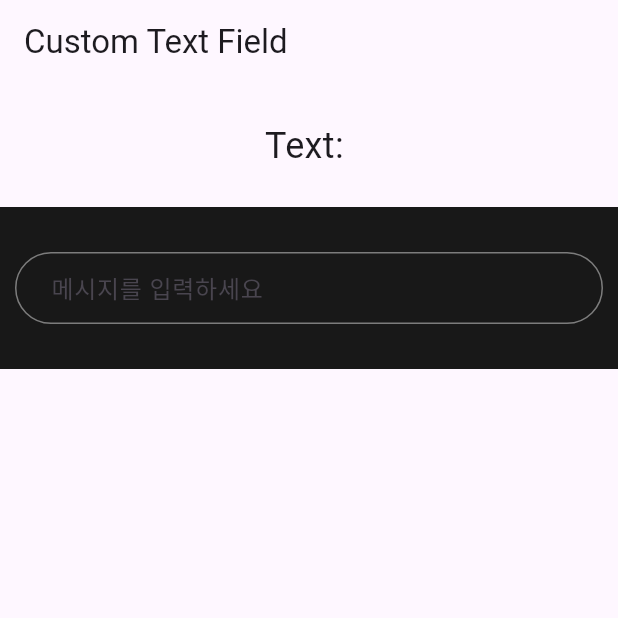
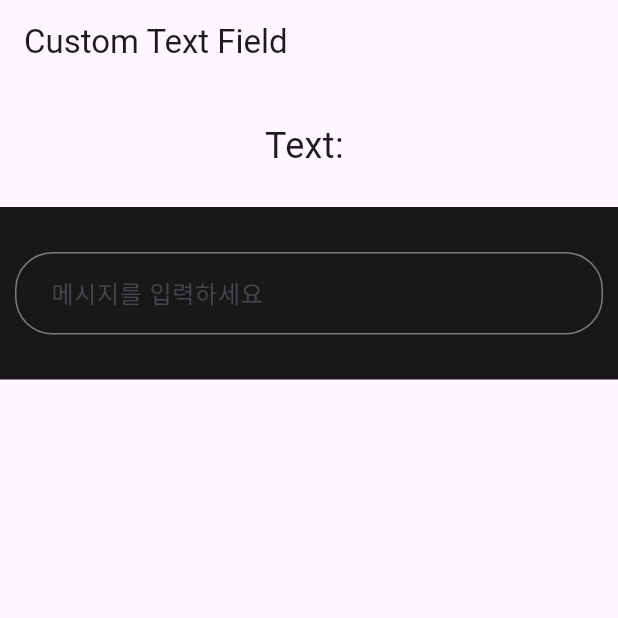
Before and after one commit to Zeroinlee/flutter-custom-widgets, a Flutter app: the screen it shows after launch, on a phone screen of 412 x 824 dp, the top half of it. Run offline on Flutter 3.47's test engine with Material 3 defaults, Android fonts, the phone set to English and light mode, and no system bars.

Commit message:
09.07 16:18

```diff
--- a/flutter_custom_widgets/lib/pages/text_field_page/text_field_page.dart
+++ b/flutter_custom_widgets/lib/pages/text_field_page/text_field_page.dart
@@ -58,9 +58,11 @@ class _TextFieldPageState extends State<TextFieldPage> {
                           controller: _controller,
                           onPressed: () {
                             setState(() {
-                              text = _controller.text;
-                              FocusScope.of(context).unfocus();
-                              _controller.clear();
+                              if (_controller.text.isNotEmpty) {
+                                text = _controller.text;
+                                FocusScope.of(context).unfocus();
+                                _controller.clear();
+                              }
                             });
                           },
                         ),
--- a/flutter_custom_widgets/lib/pages/text_field_page/widgets/message_text_field.dart
+++ b/flutter_custom_widgets/lib/pages/text_field_page/widgets/message_text_field.dart
@@ -20,6 +20,7 @@ class MessageTextField extends StatefulWidget {
     required this.controller,
     required this.onPressed,
     this.hintText,
+    this.inputTextSize,
     this.inputTextColor,
     this.borderColor,
     this.sendButtonIcon,
@@ -29,14 +30,15 @@ class MessageTextField extends StatefulWidget {
   final TextEditingController controller;
   final void Function() onPressed;
 
-  // 입력 텍스트
+  // Input Field
   final String? hintText;
+  final double? inputTextSize;
   final Color? inputTextColor;
 
-  // 테두리
+  // Text Field Border
   final Color? borderColor;
 
-  // 보내기 버튼
+  // Send Button
   final Widget? sendButtonIcon;
   final ButtonStyle? sendButtonStyle;
 
@@ -71,12 +73,13 @@ class _MessageTextFieldState extends State<MessageTextField> {
       controller: widget.controller,
       focusNode: _focusNode,
       onChanged: (value) => setState(() {}),
-      style:
-          TextStyle(fontSize: 16, color: widget.inputTextColor ?? Colors.white),
-      // 입력창
+      // Input Field
+      style: TextStyle(
+          fontSize: widget.inputTextSize ?? 16,
+          color: widget.inputTextColor ?? Colors.white),
       decoration: InputDecoration(
         contentPadding:
-            const EdgeInsets.symmetric(horizontal: 20, vertical: 10),
+            const EdgeInsets.symmetric(horizontal: 20, vertical: 15),
         hintText: widget.hintText ?? '메시지를 입력하세요',
         enabledBorder: OutlineInputBorder(
           borderSide: BorderSide(
@@ -92,7 +95,7 @@ class _MessageTextFieldState extends State<MessageTextField> {
           ),
           borderRadius: BorderRadius.circular(25),
         ),
-        // 보내기 버튼
+        // Send Button
         suffixIcon: Visibility(
           visible: widget.controller.text.isNotEmpty,
           child: Padding(
@@ -101,7 +104,13 @@ class _MessageTextFieldState extends State<MessageTextField> {
               height: 30,
               padding: const EdgeInsets.symmetric(vertical: 8),
               child: IconButton(
-                onPressed: widget.onPressed,
+                onPressed: // () {
+                    widget.onPressed,
+                // setState(() {
+                //   FocusScope.of(context).unfocus();
+                //   widget.controller.clear();
+                // });
+                //},
                 // 이부분 사용자 커스텀 할수있게
                 icon: widget.sendButtonIcon ??
                     Transform.rotate(
```
